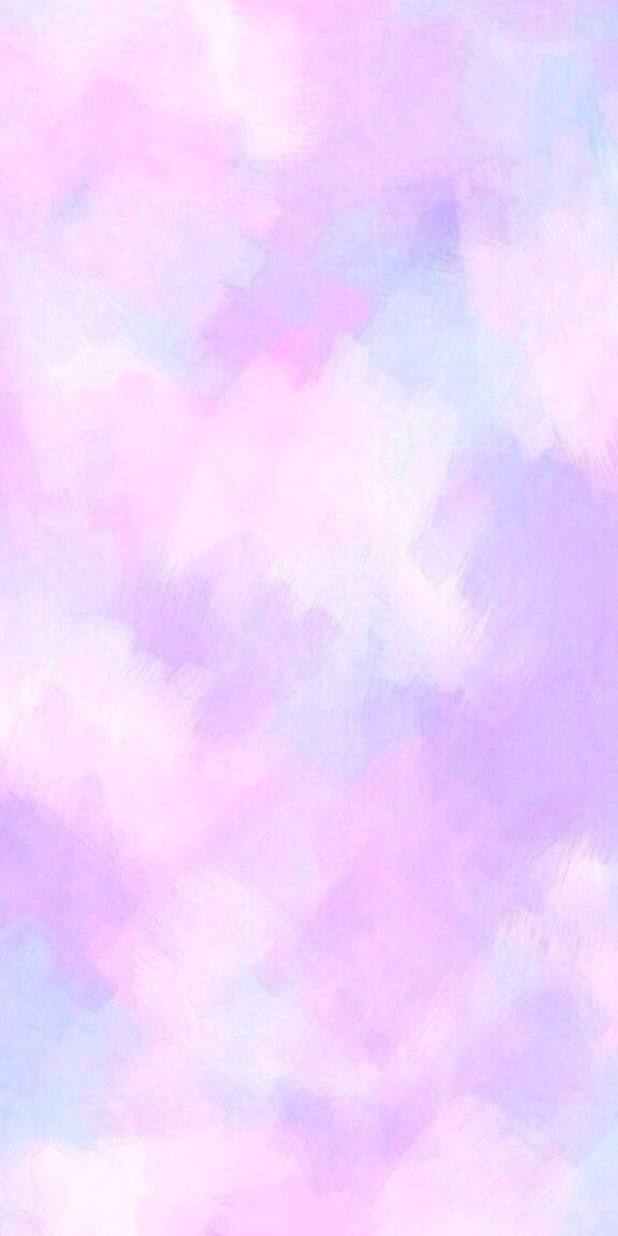
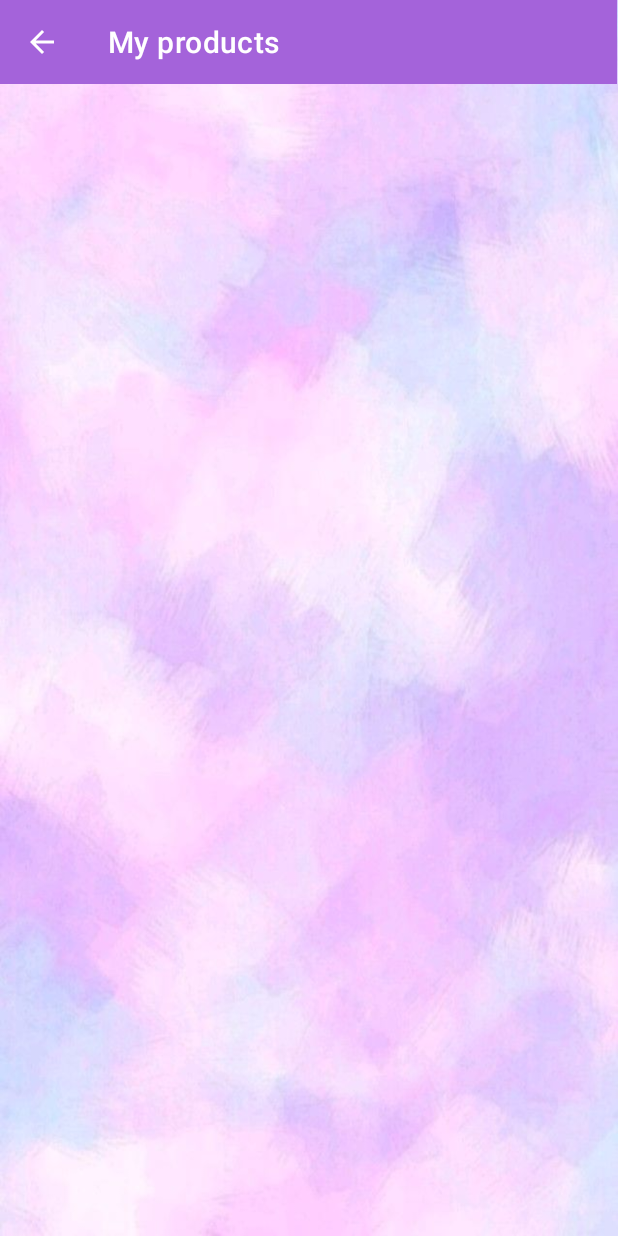
Before and after one commit to HelaniL/DressHub, an Android app: the ViewProducts screen opened directly, with no data from a screen before it, on a phone screen of 412 x 824 dp. Run offline under Robolectric (Android 15) with nearby library versions, the phone set to English and light mode, and no system bars; our stand-ins replace Firebase (no records; nobody signed in at launch, a user with empty details on screens opened directly), Picasso; Roboto replaces fonts that are not available here.

Commit message:
change navigations

```diff
--- a/app/src/main/java/com/tech/dresshub/SellerRegister.java
+++ b/app/src/main/java/com/tech/dresshub/SellerRegister.java
@@ -90,7 +90,7 @@ public class SellerRegister extends AppCompatActivity {
 
                                         System.out.println(members);
                                         Toast.makeText(SellerRegister.this, "Sign up successfully", Toast.LENGTH_SHORT).show();
-                                        Intent intent = new Intent(SellerRegister.this, SellerHome.class);
+                                        Intent intent = new Intent(SellerRegister.this, SellerLogin.class);
                                         startActivity(intent);
                                     } else {
                                         Toast.makeText(SellerRegister.this, "Sign up failed", Toast.LENGTH_SHORT).show();
--- a/app/src/main/java/com/tech/dresshub/ViewProducts.java
+++ b/app/src/main/java/com/tech/dresshub/ViewProducts.java
@@ -2,11 +2,13 @@ package com.tech.dresshub;
 
 import androidx.annotation.NonNull;
 import androidx.appcompat.app.AppCompatActivity;
+import androidx.appcompat.widget.Toolbar;
 
 import android.annotation.SuppressLint;
 import android.app.AlertDialog;
 import android.content.Context;
 import android.content.DialogInterface;
+import android.content.Intent;
 import android.os.Bundle;
 import android.view.LayoutInflater;
 import android.view.View;
@@ -18,6 +20,7 @@ import android.widget.ImageView;
 import android.widget.ListView;
 import android.widget.TextView;
 import android.widget.Toast;
+import androidx.appcompat.widget.Toolbar;
 
 import com.google.firebase.database.DataSnapshot;
 import com.google.firebase.database.DatabaseError;
@@ -37,6 +40,7 @@ public class ViewProducts extends AppCompatActivity {
     List<Products> user;
     DatabaseReference ref;
     String idd;
+    private Toolbar toolbar;
 
     @Override
     protected void onCreate(Bundle savedInstanceState) {
@@ -45,6 +49,7 @@ public class ViewProducts extends AppCompatActivity {
 
         listView = (ListView) findViewById(R.id.productslist);
         user = new ArrayList<>();
+        toolbar = (Toolbar) findViewById(R.id.myproductstoolbar);
 
         ref = FirebaseDatabase.getInstance().getReference("Products");
 
@@ -68,6 +73,16 @@ public class ViewProducts extends AppCompatActivity {
             @Override
             public void onCancelled(@NonNull DatabaseError databaseError) {
 
+            }
+        });
+
+
+        toolbar.setOnClickListener(new View.OnClickListener() {
+            @Override
+            public void onClick(View view) {
+                Intent mainIntent = new Intent(ViewProducts.this,SellerHome.class);
+                ViewProducts.this.startActivity(mainIntent);
+                ViewProducts.this.finish();
             }
         });
     }
--- a/app/src/main/res/layout/activity_view_products.xml
+++ b/app/src/main/res/layout/activity_view_products.xml
@@ -8,8 +8,23 @@
     android:orientation="vertical"
     tools:context=".ViewProducts">
 
+    <androidx.appcompat.widget.Toolbar
+        android:id="@+id/myproductstoolbar"
+        android:layout_width="411dp"
+        android:layout_height="wrap_content"
+        android:layout_weight="0"
+        android:background="#A463DA"
+        android:minHeight="?attr/actionBarSize"
+        android:theme="?attr/actionBarTheme"
+        app:navigationIcon="@drawable/abc_vector_test"
+        app:subtitleTextColor="@color/design_default_color_surface"
+        app:title="My products"
+        app:titleTextColor="@color/design_default_color_background" />
+
+
     <ListView
         android:id="@+id/productslist"
         android:layout_width="match_parent"
         android:layout_height="match_parent" />
+
 </LinearLayout>
```
Also changed, not shown: app/src/main/java/com/tech/dresshub/SellerHome.java (+14 -0 lines).
